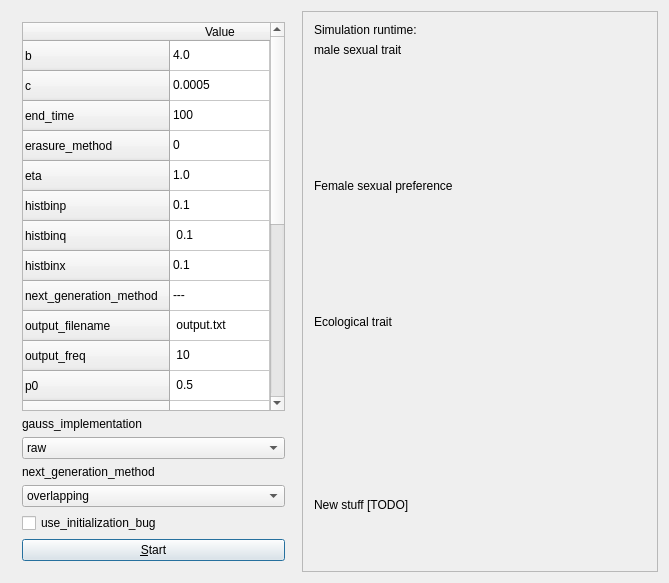
Old version of the form sado_qtdialog.ui in the repository richelbilderbeek/pbdmms.
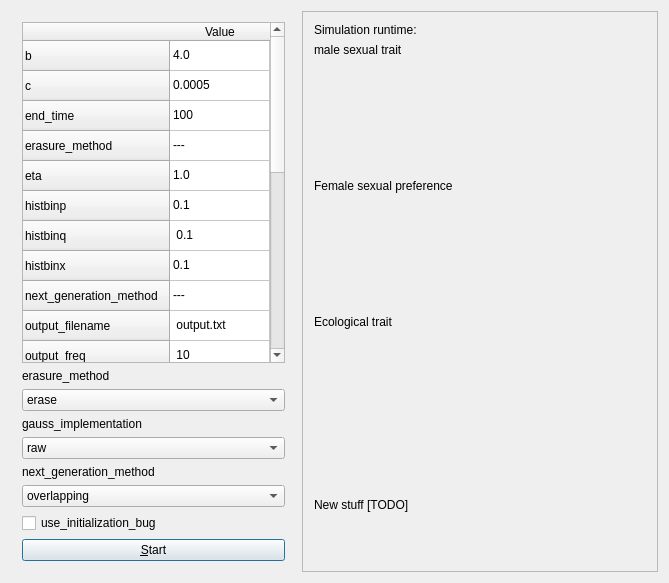
New version of the form. Custom widgets are drawn as their Qt base class.

Commit message: Erase method as combobox

Patch:
```diff
--- a/sado_qtdialog.ui
+++ b/sado_qtdialog.ui
@@ -165,7 +165,7 @@
         </item>
         <item row="3" column="0">
          <property name="text">
-          <string>0</string>
+          <string>---</string>
          </property>
         </item>
         <item row="4" column="0">
@@ -265,6 +265,27 @@
         </item>
        </widget>
       </item>
+      <item>
+       <widget class="QLabel" name="label_erasure_method">
+        <property name="text">
+         <string>erasure_method</string>
+        </property>
+       </widget>
+      </item>
+      <item>
+       <widget class="QComboBox" name="box_erasure_method">
+        <item>
+         <property name="text">
+          <string>erase</string>
+         </property>
+        </item>
+        <item>
+         <property name="text">
+          <string>swap</string>
+         </property>
+        </item>
+       </widget>
+      </item>
       <item>
        <widget class="QLabel" name="label_gausser_implementation">
         <property name="text">
```
The commit also changes 1 other file.
